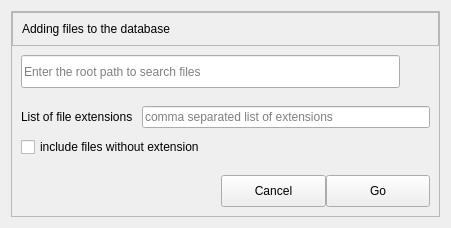
Before: the Qt Designer form src/widgets/scan_disk.ui in Michal-D4/fileo, drawn with Qt 5.
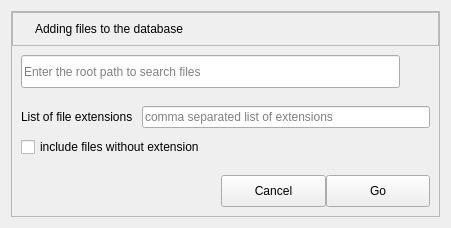
After: the same form once the commit is applied.

What changed in the file:
```diff
--- a/src/widgets/scan_disk.ui
+++ b/src/widgets/scan_disk.ui
@@ -64,7 +64,14 @@
         <property name="frameShadow">
          <enum>QFrame::Raised</enum>
         </property>
-        <layout class="QHBoxLayout" name="horizontalLayout_4">
+        <layout class="QHBoxLayout" name="horizontalLayout_4" stretch="0,1">
+         <item>
+          <widget class="QLabel" name="ico">
+           <property name="text">
+            <string/>
+           </property>
+          </widget>
+         </item>
          <item>
           <widget class="QLabel" name="win_title">
            <property name="text">
```
